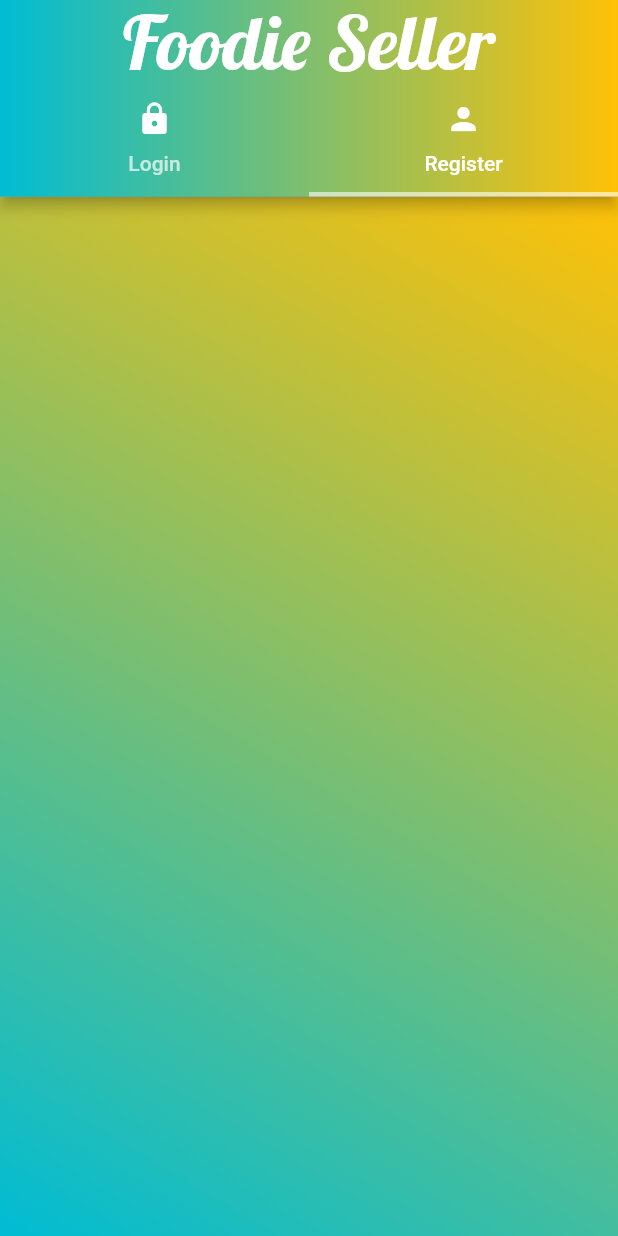
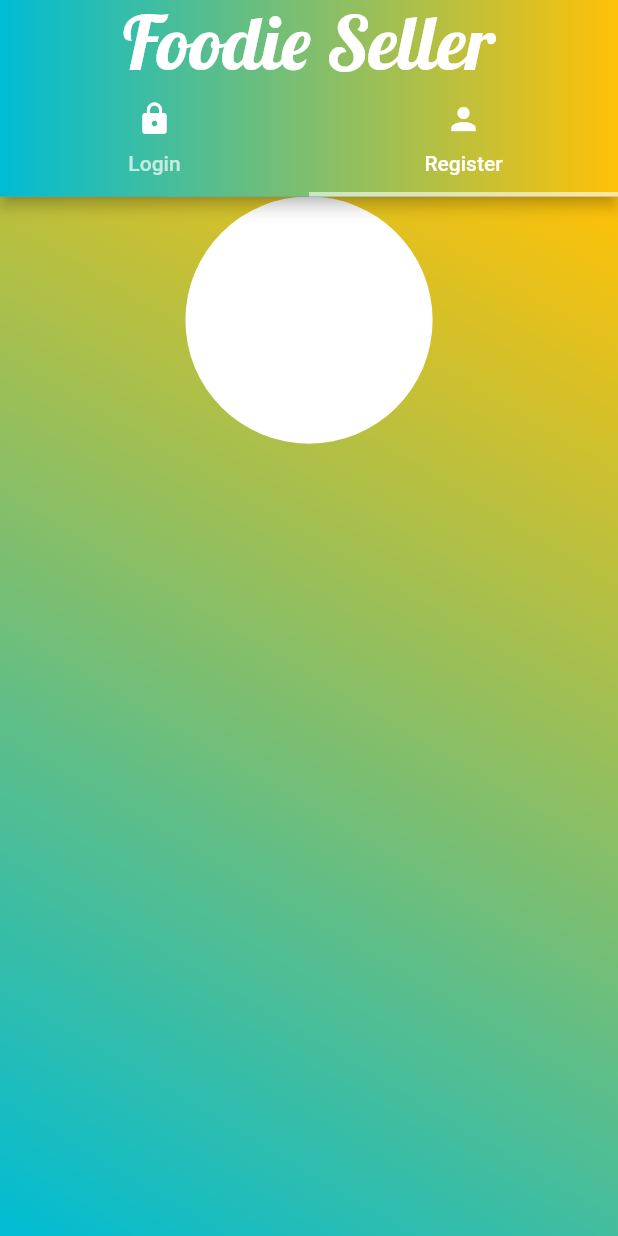
Before and after one commit to Ishan-Karpe/foodie_seller, a Flutter app: the screen it shows after launch, tab 2 chosen, on a phone screen of 412 x 824 dp. Run offline on Flutter 3.47's test engine with Material 2 defaults, Android fonts, the phone set to English and light mode, and no system bars.

Commit message:
UI Register Screen in development, first pub package added.

```diff
--- a/lib/authentication/register.dart
+++ b/lib/authentication/register.dart
@@ -1,4 +1,5 @@
 import 'package:flutter/material.dart';
+import 'package:foodie_seller/widgets/custom_text_field.dart';
 
 class RegisterScreen extends StatefulWidget {
   const RegisterScreen({Key? key}) : super(key: key);
@@ -7,9 +8,23 @@ class RegisterScreen extends StatefulWidget {
   State<RegisterScreen> createState() => _RegisterScreenState();
 }
 
-class _RegisterScreenState extends State<RegisterScreen> {
+class _RegisterScreenState extends State<RegisterScreen>
+{
+  TextEditingController anyController = TextEditingController();
   @override
   Widget build(BuildContext context) {
-    return Container();
+    return SingleChildScrollView(
+      child: Column(
+        mainAxisSize: MainAxisSize.max,
+        children: [
+          InkWell(
+            child: CircleAvatar(
+              radius: MediaQuery.of(context).size.width * 0.20,
+              backgroundColor: Colors.white,
+            ),
+          )
+        ],
+      ),
+    );
   }
 }
--- a/pubspec.yaml
+++ b/pubspec.yaml
@@ -12,6 +12,7 @@ dependencies:
     sdk: flutter
 
   cupertino_icons: ^1.0.2
+  image_picker: ^0.8.4+4
 
 dev_dependencies:
   flutter_test:
```
Also changed, not shown: lib/widgets/custom_text_field.dart (added, +45 -0 lines), pubspec.lock, 6 other files.
